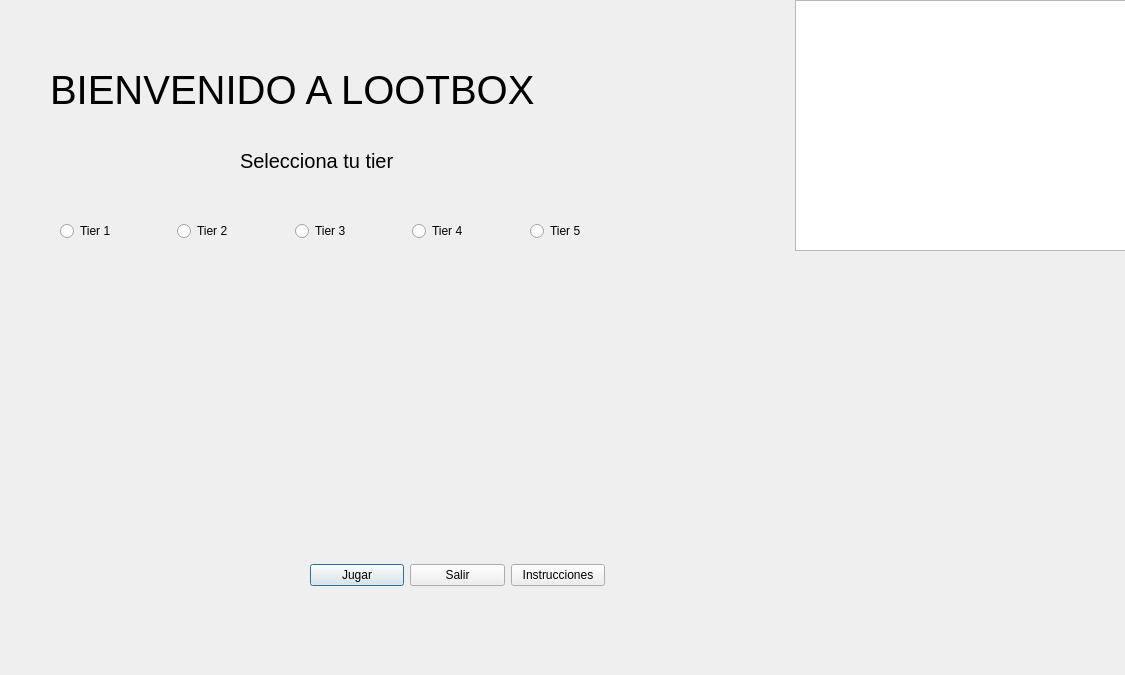
The window that Codigo/Juego 3/Lootbox.ui (Sr-Gomer/Proyecto-Final-Procesos-Estocasticos) describes before a commit, drawn with Qt 5.
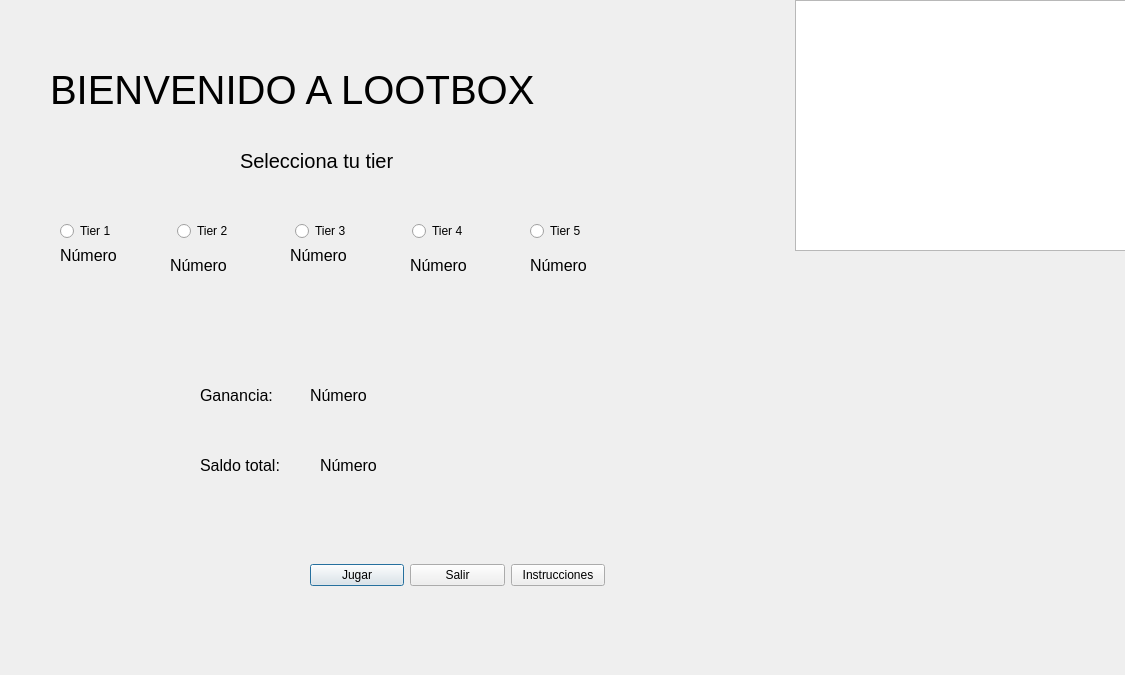
The same window after the commit.

```diff
--- a/Codigo/Juego 3/Lootbox.ui
+++ b/Codigo/Juego 3/Lootbox.ui
@@ -145,6 +145,168 @@
     </item>
    </layout>
   </widget>
+  <widget class="QLabel" name="label_3">
+   <property name="geometry">
+    <rect>
+     <x>200</x>
+     <y>380</y>
+     <width>101</width>
+     <height>31</height>
+    </rect>
+   </property>
+   <property name="font">
+    <font>
+     <pointsize>12</pointsize>
+    </font>
+   </property>
+   <property name="text">
+    <string>Ganancia:</string>
+   </property>
+  </widget>
+  <widget class="QLabel" name="ganancia">
+   <property name="geometry">
+    <rect>
+     <x>310</x>
+     <y>380</y>
+     <width>101</width>
+     <height>31</height>
+    </rect>
+   </property>
+   <property name="font">
+    <font>
+     <pointsize>12</pointsize>
+    </font>
+   </property>
+   <property name="text">
+    <string>Número</string>
+   </property>
+  </widget>
+  <widget class="QLabel" name="label_5">
+   <property name="geometry">
+    <rect>
+     <x>200</x>
+     <y>450</y>
+     <width>101</width>
+     <height>31</height>
+    </rect>
+   </property>
+   <property name="font">
+    <font>
+     <pointsize>12</pointsize>
+    </font>
+   </property>
+   <property name="text">
+    <string>Saldo total:</string>
+   </property>
+  </widget>
+  <widget class="QLabel" name="saldoTotal">
+   <property name="geometry">
+    <rect>
+     <x>320</x>
+     <y>450</y>
+     <width>101</width>
+     <height>31</height>
+    </rect>
+   </property>
+   <property name="font">
+    <font>
+     <pointsize>12</pointsize>
+    </font>
+   </property>
+   <property name="text">
+    <string>Número</string>
+   </property>
+  </widget>
+  <widget class="QLabel" name="label_7">
+   <property name="geometry">
+    <rect>
+     <x>60</x>
+     <y>240</y>
+     <width>101</width>
+     <height>31</height>
+    </rect>
+   </property>
+   <property name="font">
+    <font>
+     <pointsize>12</pointsize>
+    </font>
+   </property>
+   <property name="text">
+    <string>Número</string>
+   </property>
+  </widget>
+  <widget class="QLabel" name="label_8">
+   <property name="geometry">
+    <rect>
+     <x>170</x>
+     <y>250</y>
+     <width>101</width>
+     <height>31</height>
+    </rect>
+   </property>
+   <property name="font">
+    <font>
+     <pointsize>12</pointsize>
+    </font>
+   </property>
+   <property name="text">
+    <string>Número</string>
+   </property>
+  </widget>
+  <widget class="QLabel" name="label_9">
+   <property name="geometry">
+    <rect>
+     <x>290</x>
+     <y>240</y>
+     <width>101</width>
+     <height>31</height>
+    </rect>
+   </property>
+   <property name="font">
+    <font>
+     <pointsize>12</pointsize>
+    </font>
+   </property>
+   <property name="text">
+    <string>Número</string>
+   </property>
+  </widget>
+  <widget class="QLabel" name="label_10">
+   <property name="geometry">
+    <rect>
+     <x>410</x>
+     <y>250</y>
+     <width>101</width>
+     <height>31</height>
+    </rect>
+   </property>
+   <property name="font">
+    <font>
+     <pointsize>12</pointsize>
+    </font>
+   </property>
+   <property name="text">
+    <string>Número</string>
+   </property>
+  </widget>
+  <widget class="QLabel" name="label_11">
+   <property name="geometry">
+    <rect>
+     <x>530</x>
+     <y>250</y>
+     <width>101</width>
+     <height>31</height>
+    </rect>
+   </property>
+   <property name="font">
+    <font>
+     <pointsize>12</pointsize>
+    </font>
+   </property>
+   <property name="text">
+    <string>Número</string>
+   </property>
+  </widget>
  </widget>
  <resources/>
  <connections/>
```
Left out of the diff: 2 changed lines with no effect on the pictures.
